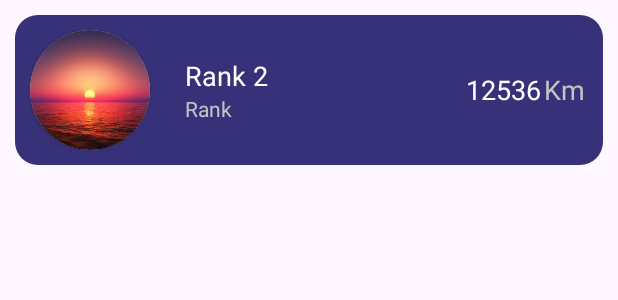
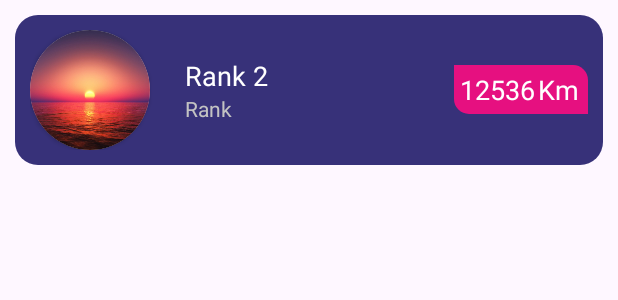
Before and after one commit to NagamShashank/DummyUI, an Android app: the layout listitemlayout.xml on its own in the app's theme, with its tools: preview values and no code run, on a phone screen of 412 x 824 dp. Shown: the top 300 px of the screen. Run offline under Robolectric (Android 15) with nearby library versions, the phone set to English and light mode, and no system bars; Roboto replaces fonts that are not available here.

Commit message:
my commit 2

```diff
--- /dev/null
+++ b/app/src/main/res/drawable/lined_curved_bg.xml
@@ -0,0 +1,11 @@
+<?xml version="1.0" encoding="utf-8"?>
+<shape xmlns:android="http://schemas.android.com/apk/res/android"
+    android:shape="rectangle">
+
+    <solid android:color="@color/purple"/>
+
+    <corners
+        android:bottomLeftRadius="10dp"
+        android:topRightRadius="10dp"/>
+
+</shape>
--- a/app/src/main/res/layout/listitemlayout.xml
+++ b/app/src/main/res/layout/listitemlayout.xml
@@ -17,47 +17,13 @@
         <LinearLayout
             android:layout_width="match_parent"
             android:layout_height="wrap_content"
-            android:padding="10dp">
+            android:padding="10dp"
+            android:baselineAligned="false">
 
             <LinearLayout
                 android:layout_width="wrap_content"
                 android:layout_height="wrap_content"
                 android:orientation="horizontal">
-
-<!--                <LinearLayout-->
-<!--                    android:layout_width="wrap_content"-->
-<!--                    android:orientation="vertical"-->
-<!--                    android:layout_height="wrap_content">-->
-
-<!--                    <androidx.cardview.widget.CardView-->
-<!--                        android:id="@+id/imgCardView"-->
-<!--                        android:layout_width="80dp"-->
-<!--                        android:layout_height="80dp"-->
-<!--                        app:cardCornerRadius="50dp">-->
-
-<!--                        <LinearLayout-->
-<!--                            android:layout_width="match_parent"-->
-<!--                            android:layout_height="match_parent">-->
-<!--                            <ImageView-->
-<!--                                android:id="@+id/itemImg"-->
-<!--                                android:layout_width="match_parent"-->
-<!--                                android:layout_height="match_parent"-->
-<!--                                android:src="@drawable/sunset"/>-->
-<!--                        </LinearLayout>-->
-
-
-<!--                    </androidx.cardview.widget.CardView>-->
-
-<!--                    <ImageView-->
-<!--                        android:id="@+id/rankImg"-->
-<!--                        android:layout_width="20dp"-->
-<!--                        android:layout_height="20dp"-->
-<!--                        android:layout_marginStart="60dp"-->
-<!--                        android:layout_marginTop="-20dp"-->
-<!--                        android:layout_alignBottom="@+id/imgCardView"-->
-<!--                        android:layout_toRightOf="@+id/imgCardView"/>-->
-
-<!--                </LinearLayout>-->
 
                 <RelativeLayout
                     android:layout_width="wrap_content"
@@ -70,7 +36,8 @@
                         android:layout_marginStart="-10dp"
                         android:layout_marginTop="-20dp"
                         android:layout_alignBottom="@+id/imgCardView"
-                        android:layout_toRightOf="@+id/imgCardView" />
+                        android:layout_toEndOf="@+id/imgCardView"
+                        android:contentDescription="@string/todo" />
 
                     <androidx.cardview.widget.CardView
                         android:id="@+id/imgCardView"
@@ -82,7 +49,8 @@
                             android:id="@+id/itemImg"
                             android:layout_width="match_parent"
                             android:layout_height="match_parent"
-                            android:src="@drawable/sunset" />
+                            android:src="@drawable/sunset"
+                            android:contentDescription="@string/todo" />
 
                     </androidx.cardview.widget.CardView>
 
@@ -100,7 +68,7 @@
 
                     <TextView
                         android:id="@+id/rankTitle"
-                        android:text="Rank 2"
+                        android:text="@string/rank_2"
                         android:textColor="@color/white"
                         android:fontFamily="@font/acme"
                         android:textSize="18sp"
@@ -110,7 +78,7 @@
 
                     <TextView
                         android:id="@+id/rankDesc"
-                        android:text="Rank"
+                        android:text="@string/rank"
                         android:textColor="@color/white2"
                         android:fontFamily="@font/acme"
                         android:textSize="14sp"
@@ -122,20 +90,25 @@
 
             </LinearLayout>
 
+
+
+
             <RelativeLayout
                 android:layout_width="wrap_content"
-                android:layout_height="match_parent">
+                android:layout_height="wrap_content"
+                android:layout_gravity="center_vertical">
 
                 <LinearLayout
                     android:layout_width="wrap_content"
                     android:layout_height="wrap_content"
                     android:orientation="horizontal"
+                    android:background="@drawable/lined_curved_bg"
                     android:layout_alignParentEnd="true"
-                    android:layout_centerVertical="true">
+                    android:padding="4dp">
 
                     <TextView
                         android:id="@+id/kiloMeter"
-                        android:text="12536"
+                        android:text="@string/number"
                         android:textColor="@color/white"
                         android:fontFamily="@font/acme"
                         android:textSize="18sp"
@@ -144,8 +117,8 @@
 
                     <TextView
                         android:id="@+id/unitKm"
-                        android:text="Km"
-                        android:textColor="@color/white2"
+                        android:text="@string/km"
+                        android:textColor="@color/white"
                         android:fontFamily="@font/acme"
                         android:textSize="18sp"
                         android:layout_marginHorizontal="2dp"
--- a/app/src/main/res/values/strings.xml
+++ b/app/src/main/res/values/strings.xml
@@ -2,4 +2,9 @@
     <string name="app_name">Dummy UI</string>
     <!-- TODO: Remove or change this placeholder text -->
     <string name="hello_blank_fragment">Hello blank fragment</string>
+    <string name="todo">TODO</string>
+    <string name="rank_2">Rank 2</string>
+    <string name="rank">Rank</string>
+    <string name="km">Km</string>
+    <string name="number">12536</string>
 </resources>
```
Also changed, not shown: app/src/main/res/drawable/dotted_border.xml (added, +15 -0 lines), app/src/main/res/layout/fragment_2.xml (+4 -3 lines).
